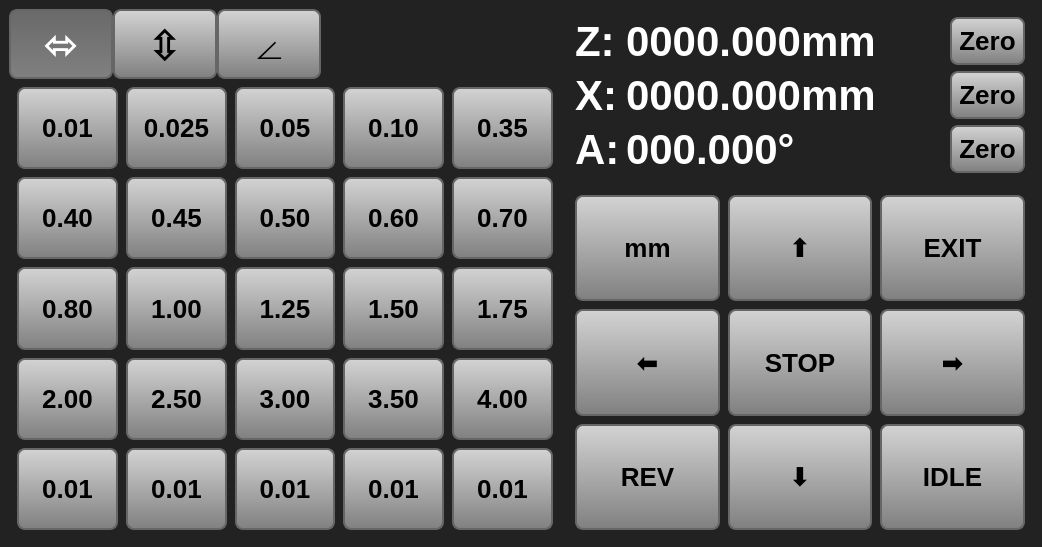
Before: the Qt Designer form ElectronicLeadscrew.ui in tinic/ElectronicLeadscrew, drawn with Qt 5.
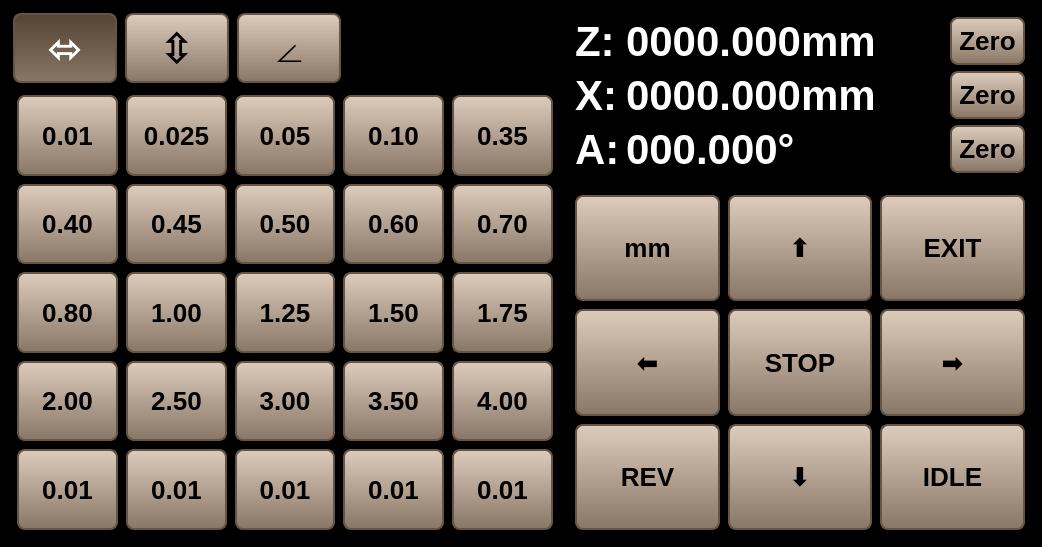
After: the same form once the commit is applied.

```diff
--- a/ElectronicLeadscrew.ui
+++ b/ElectronicLeadscrew.ui
@@ -29,8 +29,8 @@
   </property>
   <property name="styleSheet">
    <string notr="true">QWidget {
-	color: #222222;
-	background-color: #222222;
+	color: #000000;
+	background-color: #000000;
 	font-size: 32px;
 }
 QLabel {
@@ -43,8 +43,9 @@
 	width:100%;
 	height:66%;
 	color: black;
-	background: qlineargradient( x1:0 y1:0, x2:0 y2:1, stop:0 lightgrey, stop:1 grey);
-	border: 2px solid #666666;
+	margin: 4px;
+	background: qlineargradient( x1:0 y1:0, x2:0 y2:1, stop:0 #ddccbb, stop:1 #887766);
+	border: 2px solid #665544;
 	border-width: 2px;
 	border-radius: 8px;
 	font-family: 'DejaVu Sans', sans-serif;
@@ -60,12 +61,12 @@
 }
 QTabBar::tab:selected {
 	color: white;
-	background: qlineargradient( x1:0 y1:0, x2:0 y2:1, stop:0 dimgray, stop:1 grey);
+	background: qlineargradient( x1:0 y1:0, x2:0 y2:1, stop:0 #554433, stop:1 #887766);
 }
 QPushButton {
 	color: black;
-	background: qlineargradient( x1:0 y1:0, x2:0 y2:1, stop:0 lightgrey, stop:1 grey);
-	border: 2px solid #666666;
+	background: qlineargradient( x1:0 y1:0, x2:0 y2:1, stop:0 #ddccbb, stop:1 #887766);
+	border: 2px solid #665544;
 	border-width: 2px;
 	border-radius: 8px;
 	font-family: 'DejaVu Sans', sans-serif;
@@ -74,7 +75,7 @@
 }
 QPushButton:checked {
 	color: white;
-	background: qlineargradient( x1:0 y1:0, x2:0 y2:1, stop:0 dimgray, stop:1 grey);
+	background: qlineargradient( x1:0 y1:0, x2:0 y2:1, stop:0 #554433, stop:1  #887766);
 }
 QPushButton:pressed {
 	color: white;
@@ -82,7 +83,7 @@
 }
 QPushButton:disabled {
 	color: white;
-	background: qlineargradient( x1:0 y1:0, x2:0 y2:1, stop:0 black, stop:1 dimgray);
+	background: qlineargradient( x1:0 y1:0, x2:0 y2:1, stop:0 black, stop:1 #554433);
 }
 </string>
   </property>
```
Left out of the diff: 5 changed lines with no effect on the pictures.
